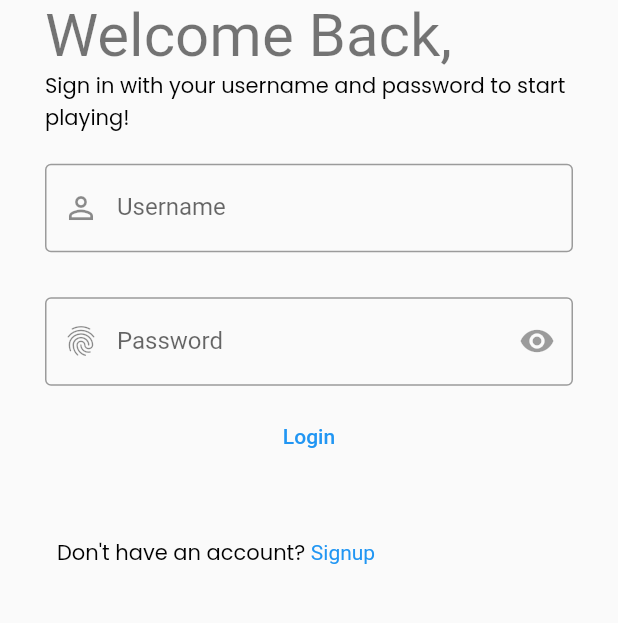
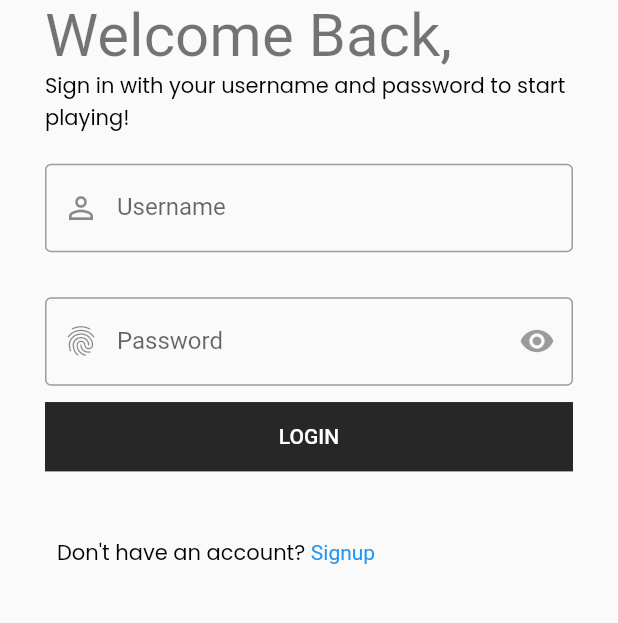
Before and after one commit to BrandonHillbom/sdg-guess-quest, a Flutter app: the screen it shows after launch, after a tap on "LOGIN", on a phone screen of 412 x 824 dp, the part 292-915 px from its top. Run offline on Flutter 3.47's test engine with Material 2 defaults, Android fonts, the phone set to English and light mode, and no system bars; our stand-ins replace get, google_fonts.

```diff
--- a/lib/src/features/authentication/screens/login/login_form_widget.dart
+++ b/lib/src/features/authentication/screens/login/login_form_widget.dart
@@ -39,7 +39,8 @@ class LoginFormWidget extends StatelessWidget {
               // ),
               SizedBox(
                   width: double.infinity,
-                  child: TextButton(onPressed: () {}, child: const Text(login)))
+                  child: ElevatedButton(
+                      onPressed: () {}, child: Text(login.toUpperCase())))
             ],
           )),
     );
```
Also changed, not shown: documentation/project initialization/entityClassDiagram.png (renamed from Documentation/entityClassDiagram.png), 21 other files.
